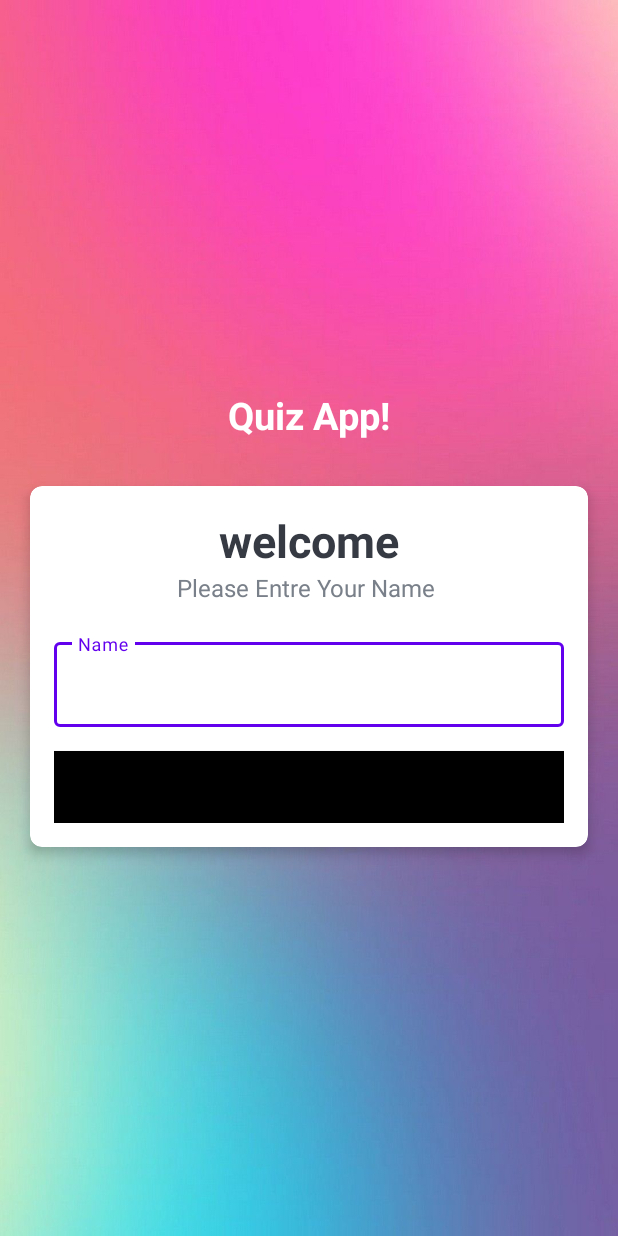
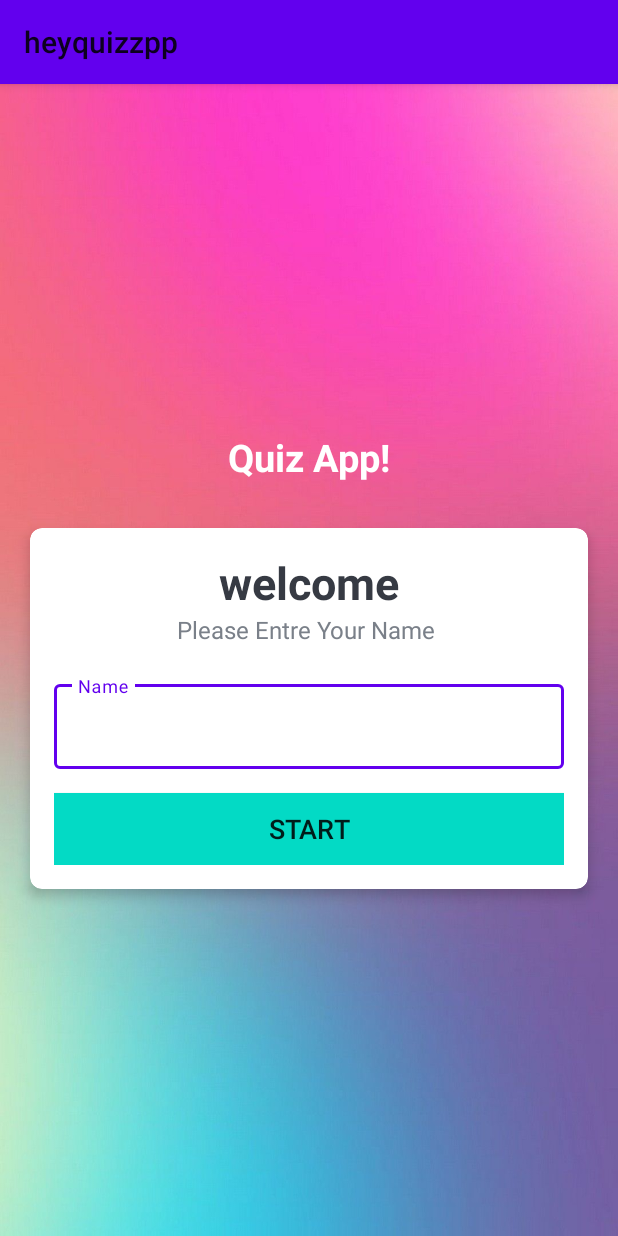
Before and after one commit to Shekhar-3010/heyquizzpp, an Android app: the screen it shows after launch (MainActivity), on a phone screen of 412 x 824 dp. Run offline under Robolectric (Android 15) with nearby library versions, the phone set to English and light mode, and no system bars.

Commit message:
exceptionn sloved

```diff
--- a/app/src/main/java/com/example/heyquizzpp/MainActivity.kt
+++ b/app/src/main/java/com/example/heyquizzpp/MainActivity.kt
@@ -7,7 +7,7 @@ import android.os.Bundle
 class MainActivity : AppCompatActivity() {
     override fun onCreate(savedInstanceState: Bundle?) {
         super.onCreate(savedInstanceState)
-        setContentView(R.layout.activity_main)
+           setContentView(R.layout.activity_main)
 
     }
 }
--- a/app/src/main/res/layout/activity_main.xml
+++ b/app/src/main/res/layout/activity_main.xml
@@ -77,10 +77,10 @@
                 android:layout_width="match_parent"
                 android:layout_height="wrap_content"
                 android:layout_marginTop="16dp"
-                android:background="@color/material_dynamic_primary0"
+                android:background="@color/teal_200"
                 android:text="start"
                 android:textSize="18sp"
-                 >
+                >
 
             </Button>
         </LinearLayout>
--- a/app/src/main/res/values-night/themes.xml
+++ b/app/src/main/res/values-night/themes.xml
@@ -13,4 +13,11 @@
         <item name="android:statusBarColor" tools:targetApi="l">?attr/colorPrimaryVariant</item>
         <!-- Customize your theme here. -->
     </style>
+    <style name="Noactionbartheme" parent="Theme.MaterialComponents.Light.Bridge">
+
+        <item name="colorPrimary">@color/purple_500</item>
+        <item name="colorPrimaryVariant">@color/purple_700</item>
+        <item name="colorOnPrimary">@color/white</item>
+
+    </style>
 </resources>
--- a/app/src/main/res/values/themes.xml
+++ b/app/src/main/res/values/themes.xml
@@ -14,7 +14,7 @@
         <!-- Customize your theme here. -->
     </style>
 
-    <style name="Noactionbartheme" parent="Theme.AppCompat.Light.NoActionBar">
+    <style name="Noactionbartheme" parent="Theme.MaterialComponents.Light.Bridge">
 
         <item name="colorPrimary">@color/purple_500</item>
         <item name="colorPrimaryVariant">@color/purple_700</item>
```
